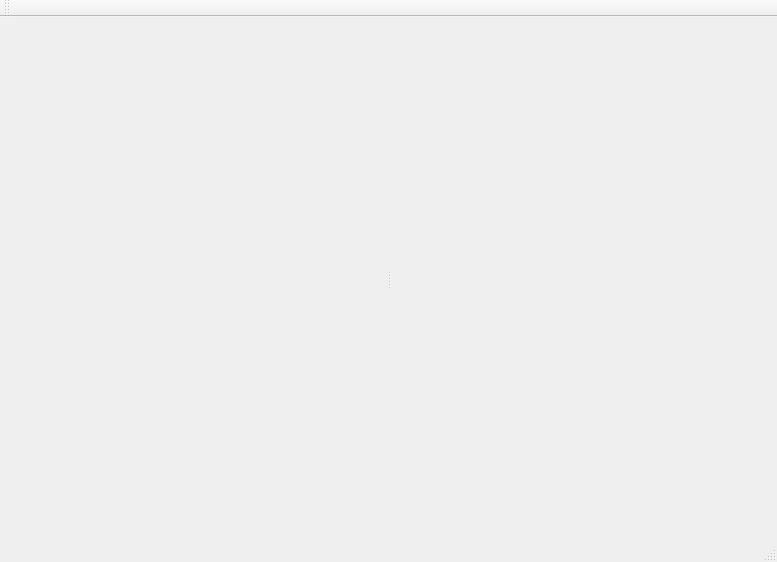
Old version of the form MapCreator/mainwindow.ui in the repository Antoniolm/Map_Creator-Qt5.
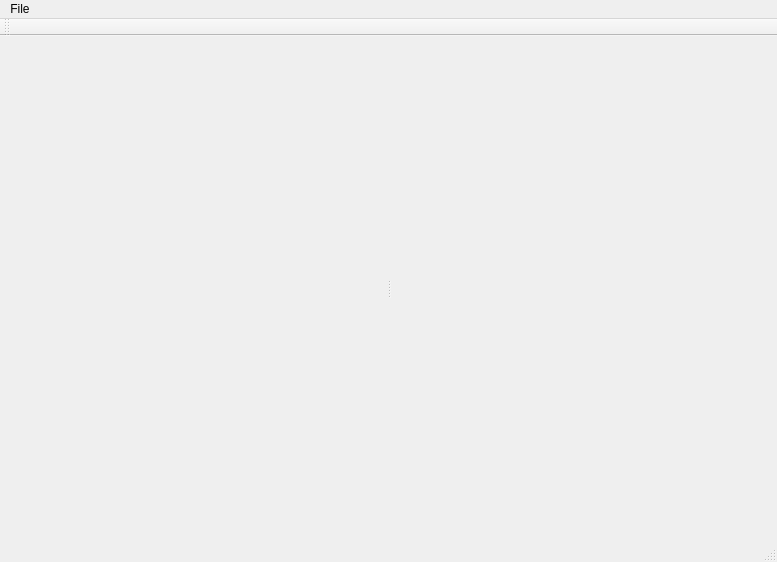
New version of the form.

Commit message: Creada la interfaz para crear un nuevo mapa

```diff
--- a/MapCreator/mainwindow.ui
+++ b/MapCreator/mainwindow.ui
@@ -21,10 +21,10 @@
        <enum>Qt::Horizontal</enum>
       </property>
       <widget class="QWidget" name="verticalLayoutWidget">
-       <layout class="QVBoxLayout" name="map_section" stretch=""/>
+       <layout class="QVBoxLayout" name="map_section"/>
       </widget>
       <widget class="QWidget" name="verticalLayoutWidget_2">
-       <layout class="QVBoxLayout" name="texture_section" stretch="">
+       <layout class="QVBoxLayout" name="texture_section">
         <property name="sizeConstraint">
          <enum>QLayout::SetMinimumSize</enum>
         </property>
@@ -43,6 +43,13 @@
      <height>26</height>
     </rect>
    </property>
+   <widget class="QMenu" name="menuFile">
+    <property name="title">
+     <string>File</string>
+    </property>
+    <addaction name="actionNew_File"/>
+   </widget>
+   <addaction name="menuFile"/>
   </widget>
   <widget class="QToolBar" name="mainToolBar">
    <attribute name="toolBarArea">
```
Left out of the diff: 5 changed lines with no effect on the pictures. The commit also changes 7 other files.
